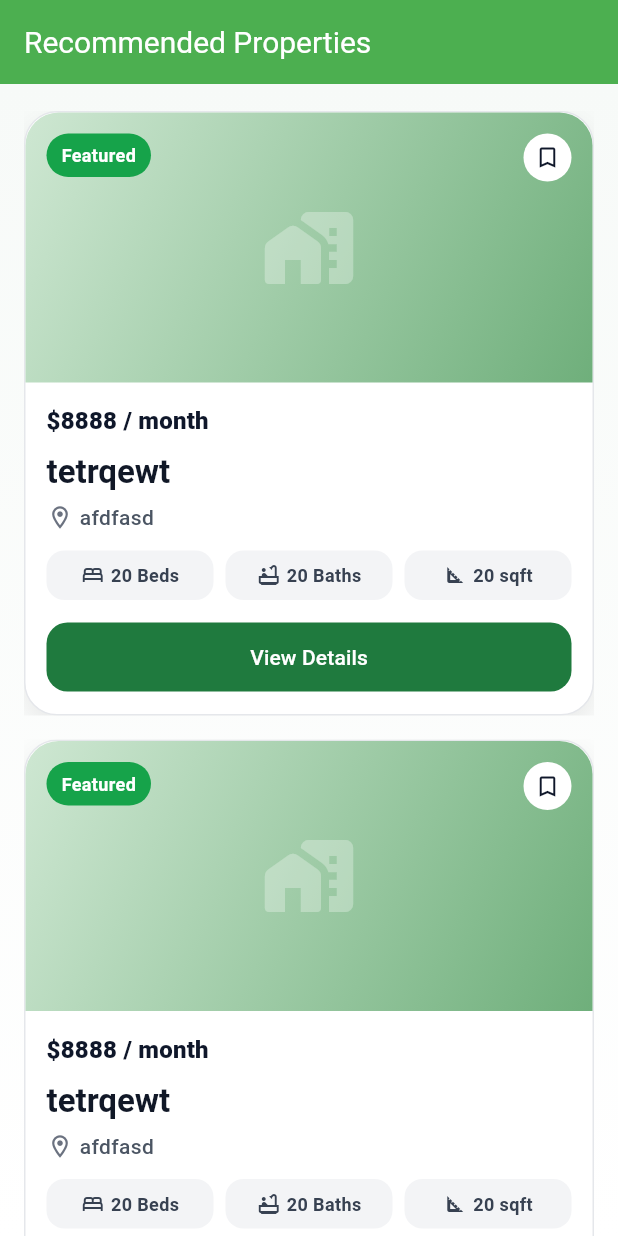
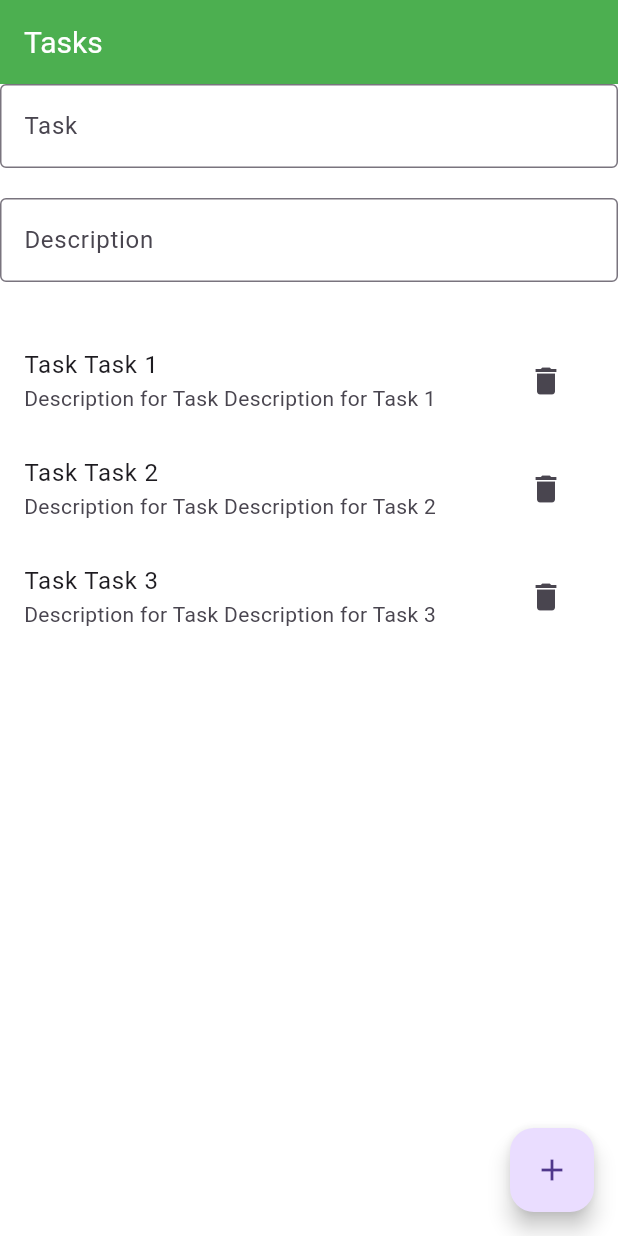
Before and after one commit to Amg2013/nti_repo, a Flutter app: the screen it shows after launch, on a phone screen of 412 x 824 dp. Run offline on Flutter 3.47's test engine with Material 3 defaults, Android fonts, the phone set to English and light mode, and no system bars; our stand-ins replace bloc, cloud_firestore, firebase_auth, firebase_core, firebase_storage, flutter_bloc; accounts and stored records are empty.

Commit message:
todo - using bloc

```diff
--- /dev/null
+++ b/lib/features/auth/ui/bloc/login_events.dart
@@ -0,0 +1,16 @@
+class LoginEvent {}
+
+class LoginWithCredentialsEvent extends LoginEvent {
+  final String email;
+  final String password;
+
+  LoginWithCredentialsEvent({required this.email, required this.password});
+}
+
+class LoginWithGoogleEvent extends LoginEvent {}
+
+class ForgotPasswordEvent extends LoginEvent {
+  final String email;
+
+  ForgotPasswordEvent({required this.email});
+}
--- /dev/null
+++ b/lib/features/auth/ui/bloc/login_sates.dart
@@ -0,0 +1,18 @@
+class LoginSates {}
+
+class LoginInitialState extends LoginSates {}
+
+class LoginLoadingState extends LoginSates {}
+
+class LoginSuccessState extends LoginSates {
+  final String userId;
+  final String userName;
+
+  LoginSuccessState({required this.userId, required this.userName});
+}
+
+class LoginFailureState extends LoginSates {
+  final String errorMessage;
+
+  LoginFailureState({required this.errorMessage});
+}
--- /dev/null
+++ b/lib/features/counter/ui/bloc/counter_bloc.dart
@@ -0,0 +1,51 @@
+//1- events      //  +    -   =
+//2- states     // +1   -1    +2
+//3- bloc
+// 4 - bloc provider  and bloc builder
+// 5- ui
+
+import 'package:flutter_bloc/flutter_bloc.dart';
+
+class CounterEvent {}
+
+class CounterIncrementEvent extends CounterEvent {}
+
+class CounterDecrementEvent extends CounterEvent {}
+
+/// 2
+/// states
+class CounterState {
+  int counterValue = 0;
+}
+
+class IncrementCounterByOneState extends CounterState {}
+
+class DecrementCounterByOneState extends CounterState {}
+
+class IncrementCounterByTwoState extends CounterState {}
+
+/// 3- bloc
+///
+class CounterBloc extends Bloc<CounterEvent, CounterState> {
+  CounterBloc() : super(CounterState()) {
+    on<CounterIncrementEvent>((event, emit) {
+      ///
+      ///
+      ///
+      ///
+      //// if ( )
+      ///emait
+      ///
+      ///els em it error
+      ///
+      /////
+      emit(IncrementCounterByOneState());
+    });
+
+    on<CounterDecrementEvent>((event, emit) {
+      ///
+      emit(DecrementCounterByOneState());
+    });
+  }
+  //
+}
--- /dev/null
+++ b/lib/features/home/bloc/tasks_manger_bloc.dart
@@ -0,0 +1,61 @@
+// TODO  3- bloc   هربطهم ببعض في ال bloc  // on<Event >((event, emit) async { emit(LoadingState()); await Future.delayed(const Duration(seconds: 2)); emit(SuccessState()); });
+//  TODO 4- provider and builder
+//  TODO 5- ui // context.read<TasksMangerBloc>().add(TaskMangerEventAddTask(task: 'New Task'));
+//  TODO 6- if (state is TasksMangerLoadingState) { return
+
+import 'package:bloc/bloc.dart';
+import 'package:firebase_storage/firebase_storage.dart';
+import 'package:meta/meta.dart';
+import 'package:nti_repo/features/home/data/models/task_data_class.dart';
+import 'package:nti_repo/features/home/data/repos/dummey_tasks_list.dart';
+
+part 'tasks_manger_event.dart';
+part 'tasks_manger_state.dart';
+
+class TasksMangerBloc extends Bloc<TasksMangerEvent, TasksMangerState> {
+  TasksMangerBloc() : super(TasksMangerInitial()) {
+    //
+    on<LoadTasksEvent>((event, emit) {
+      emit(TasksMangerLoadingState());
+
+      try {
+        emit(TasksMangerLoadedState(tasks: dummyTasksList));
+        if (dummyTasksList.isEmpty) {
+          emit(TasksMangerEmptyState());
+        }
+      } catch (e) {
+        emit(TasksMangerFailureState(errorMessage: e.toString()));
+      }
+    });
+
+    ///
+    ///
+    on<TaskMangerEventAddTask>((event, emit) {
+      try {
+        emit(TasksMangerLoadingState());
+        dummyTasksList.add(
+          TaskDataClass(
+            task: event.task.task,
+            description: 'Description for ${event.task.description}',
+            taskId: (dummyTasksList.length + 1).toString(),
+          ),
+        );
+        //
+        Future.delayed(const Duration(seconds: 2), () {
+          emit(TasksMangerSuccessState(tasks: [dummyTasksList.last]));
+        });
+      } catch (e) {
+        emit(TasksMangerFailureState(errorMessage: e.toString()));
+      }
+    });
+    //
+    on<TaskMangerEventRemoveTask>((event, emit) {
+      // emit(TasksMangerLoadingState());
+      emit(TasksMagangerDelettedState(taskId: event.task));
+      dummyTasksList.removeWhere((task) => task.taskId == event.task);
+
+      emit(TasksMangerSuccessState(tasks: dummyTasksList));
+    });
+    //
+  }
+}
--- /dev/null
+++ b/lib/features/home/bloc/tasks_manger_event.dart
@@ -0,0 +1,30 @@
+part of 'tasks_manger_bloc.dart';
+
+@immutable
+sealed class TasksMangerEvent {}
+
+class TaskMangerEventAddTask extends TasksMangerEvent {
+  final TaskDataClass task;
+
+  TaskMangerEventAddTask({required this.task});
+}
+
+class LoadTasksEvent extends TasksMangerEvent {}
+
+class TaskMangerEventRemoveTask extends TasksMangerEvent {
+  final String task;
+
+  TaskMangerEventRemoveTask({required this.task});
+}
+
+class TaskMangerEventUpdateTask extends TasksMangerEvent {
+  final String taskId;
+  final String? newTask;
+  final String? newDescription;
+
+  TaskMangerEventUpdateTask({
+    required this.taskId,
+    this.newTask,
+    this.newDescription,
+  });
+}
--- /dev/null
+++ b/lib/features/home/bloc/tasks_manger_state.dart
@@ -0,0 +1,45 @@
+part of 'tasks_manger_bloc.dart';
+
+@immutable
+sealed class TasksMangerState {}
+
+class TasksMangerInitial extends TasksMangerState {}
+
+class TasksMangerLoadingState extends TasksMangerState {}
+
+class TasksMangerLoadedState extends TasksMangerState {
+  //
+  final List<TaskDataClass> tasks;
+  //
+  TasksMangerLoadedState({required this.tasks});
+}
+
+class TasksMangerSuccessState extends TasksMangerState {
+  final List<TaskDataClass> tasks;
+
+  TasksMangerSuccessState({required this.tasks});
+}
+
+class TasksMangerFailureState extends TasksMangerState {
+  final String errorMessage;
+
+  TasksMangerFailureState({required this.errorMessage});
+}
+
+class TasksMangerEmptyState extends TasksMangerState {}
+
+class TasksMagangerDelettedState extends TasksMangerState {
+  final String taskId;
+
+  TasksMagangerDelettedState({required this.taskId});
+}
+
+
+
+//
+
+
+//
+
+
+//
--- /dev/null
+++ b/lib/features/home/data/models/task_data_class.dart
@@ -0,0 +1,12 @@
+class TaskDataClass {
+  final String task;
+  final String taskId;
+  final String description;
+
+
+  TaskDataClass({
+    required this.task,
+    required this.description,
+    required this.taskId,
+  });
+}
--- /dev/null
+++ b/lib/features/home/data/repos/dummey_tasks_list.dart
@@ -0,0 +1,19 @@
+import 'package:nti_repo/features/home/data/models/task_data_class.dart';
+
+List<TaskDataClass> dummyTasksList = [
+  TaskDataClass(
+    task: 'Task 1',
+    description: 'Description for Task 1',
+    taskId: '1',
+  ),
+  TaskDataClass(
+    task: 'Task 2',
+    description: 'Description for Task 2',
+    taskId: '2',
+  ),
+  TaskDataClass(
+    task: 'Task 3',
+    description: 'Description for Task 3',
+    taskId: '3',
+  ),
+];
--- /dev/null
+++ b/lib/features/home/ui/tasks_screen.dart
@@ -0,0 +1,130 @@
+import 'dart:math';
+
+import 'package:flutter/material.dart';
+import 'package:flutter_bloc/flutter_bloc.dart';
+import 'package:nti_repo/features/home/bloc/tasks_manger_bloc.dart';
+import 'package:nti_repo/features/home/data/models/task_data_class.dart';
+import 'package:nti_repo/features/home/data/repos/dummey_tasks_list.dart';
+
+class TasksScreen extends StatefulWidget {
+  const TasksScreen({super.key});
+
+  @override
+  State<TasksScreen> createState() => _TasksScreenState();
+}
+
+class _TasksScreenState extends State<TasksScreen> {
+  final TextEditingController _taskController = TextEditingController();
+  final TextEditingController _descriptionController = TextEditingController();
+  List<TaskDataClass> tasks = [];
+  @override
+  void initState() {
+    super.initState();
+    //
+    // context.read<TasksMangerBloc>().add(LoadTasksEvent());
+  }
+
+  @override
+  Widget build(BuildContext context) {
+    return BlocProvider(
+      create: (context) => TasksMangerBloc()..add(LoadTasksEvent()),
+
+      //
+      child: Scaffold(
+        appBar: AppBar(title: Text('Tasks')),
+
+        //
+        body: BlocConsumer<TasksMangerBloc, TasksMangerState>(
+          listener:
+
+           (context, state) {
+            if (state is TasksMangerFailureState) {
+              ScaffoldMessenger.of(
+                context,
+              ).showSnackBar(SnackBar(content: Text(state.errorMessage)));
+            } else if (state is TasksMagangerDelettedState) {
+              ScaffoldMessenger.of(context).showSnackBar(
+                SnackBar(
+                  content: Text(
+                    'Task with id ${state.taskId} has been deleted',
+                  ),
+                ),
+              );
+            }
+          },
+          builder: (context, state) {
+            if (state is TasksMangerLoadingState) {
+              return Center(child: CircularProgressIndicator());
+            } else if (state is TasksMangerSuccessState) {
+              tasks = state.tasks;
+            } else if (state is TasksMangerLoadedState) {
+              tasks = state.tasks;
+            }
+
+            return Column(
+              children: [
+                TextField(
+                  controller: _taskController,
+                  decoration: InputDecoration(
+                    labelText: 'Task',
+                    border: OutlineInputBorder(),
+                  ),
+                ),
+                SizedBox(height: 20),
+
+                TextField(
+                  controller: _descriptionController,
+                  decoration: InputDecoration(
+                    labelText: 'Description',
+                    border: OutlineInputBorder(),
+                  ),
+                ),
+
+                SizedBox(height: 30),
+
+                Expanded(
+                  child: ListView.builder(
+                    itemCount: tasks.length,
+                    itemBuilder: (context, index) {
+                      return ListTile(
+                        title: Text('Task ${tasks[index].task}'),
+                        subtitle: Text(
+                          'Description for Task ${tasks[index].description}',
+                        ),
+                        trailing: IconButton(
+                          icon: Icon(Icons.delete),
+                          onPressed: () {
+                            context.read<TasksMangerBloc>().add(
+                              TaskMangerEventRemoveTask(
+                                task: tasks[index].taskId.toString(),
+                              ),
+                            );
+                            // Handle task deletion
+                          },
+                        ),
+                      );
+                    },
+                  ),
+                ),
+              ],
+            );
+          },
+        ),
+        floatingActionButton: FloatingActionButton(
+          onPressed: () {
+            var task = TaskDataClass(
+              task: _taskController.text,
+              description: _descriptionController.text,
+              taskId: DateTime.now().millisecondsSinceEpoch.toString(),
+            );
+            // Handle adding a new task
+            context.read<TasksMangerBloc>().add(
+              TaskMangerEventAddTask(task: task),
+            );
+          },
+          child: Icon(Icons.add),
+        ),
+      ),
+    );
+  }
+}
--- /dev/null
+++ b/lib/features/orders/bloc/orders_event.dart
@@ -0,0 +1,4 @@
+part of 'orders_bloc.dart';
+
+@immutable
+sealed class OrdersEvent {}
--- /dev/null
+++ b/lib/features/orders/bloc/orders_state.dart
@@ -0,0 +1,6 @@
+part of 'orders_bloc.dart';
+
+@immutable
+sealed class OrdersState {}
+
+final class OrdersInitial extends OrdersState {}
--- a/lib/main.dart
+++ b/lib/main.dart
@@ -1,7 +1,14 @@
 import 'package:firebase_core/firebase_core.dart';
 import 'package:flutter/material.dart';
+import 'package:flutter_bloc/flutter_bloc.dart';
 import 'package:nti_repo/core/app_theme.dart';
+import 'package:nti_repo/features/auth/ui/bloc/login_bloc.dart';
+import 'package:nti_repo/features/auth/ui/bloc/login_sates.dart';
 import 'package:nti_repo/features/auth/ui/login_screen.dart';
+import 'package:nti_repo/features/counter/ui/bloc/counter_bloc.dart';
+import 'package:nti_repo/features/counter/ui/counter_screen.dart';
+import 'package:nti_repo/features/home/bloc/tasks_manger_bloc.dart';
+import 'package:nti_repo/features/home/ui/tasks_screen.dart';
 import 'package:nti_repo/features/recommended/ui/screens/recommednd_properites.dart';
 import 'package:nti_repo/firebase_options.dart';
 
@@ -21,7 +28,14 @@ class MyApp extends StatelessWidget {
     //
     //
     return MaterialApp(
-      home: RecommedndProperites(),
+      home: MultiBlocProvider(
+        providers: [
+          // BlocProvider(create: (_) => TasksMangerBloc() , ),
+          BlocProvider(create: (_) => CounterBloc()),
+          BlocProvider(create: (_) => LoginBloc(LoginInitialState())),
+        ],
+        child: TasksScreen(),
+      ),
 
       //
       //  themeMode: switchTheme(),
```
Also changed, not shown: lib/features/auth/ui/bloc/login_bloc.dart (added, +29 -0 lines), lib/features/auth/ui/login_screen.dart (+29 -3 lines), lib/features/counter/ui/counter_screen.dart (added, +59 -0 lines), lib/features/orders/bloc/orders_bloc.dart (added, +13 -0 lines).
